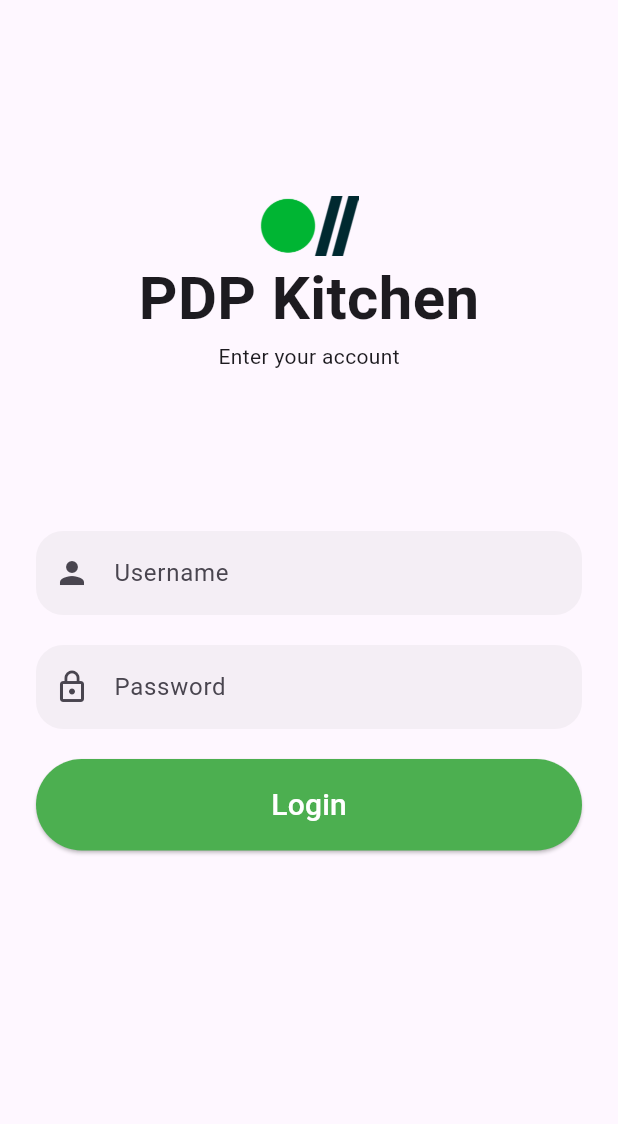
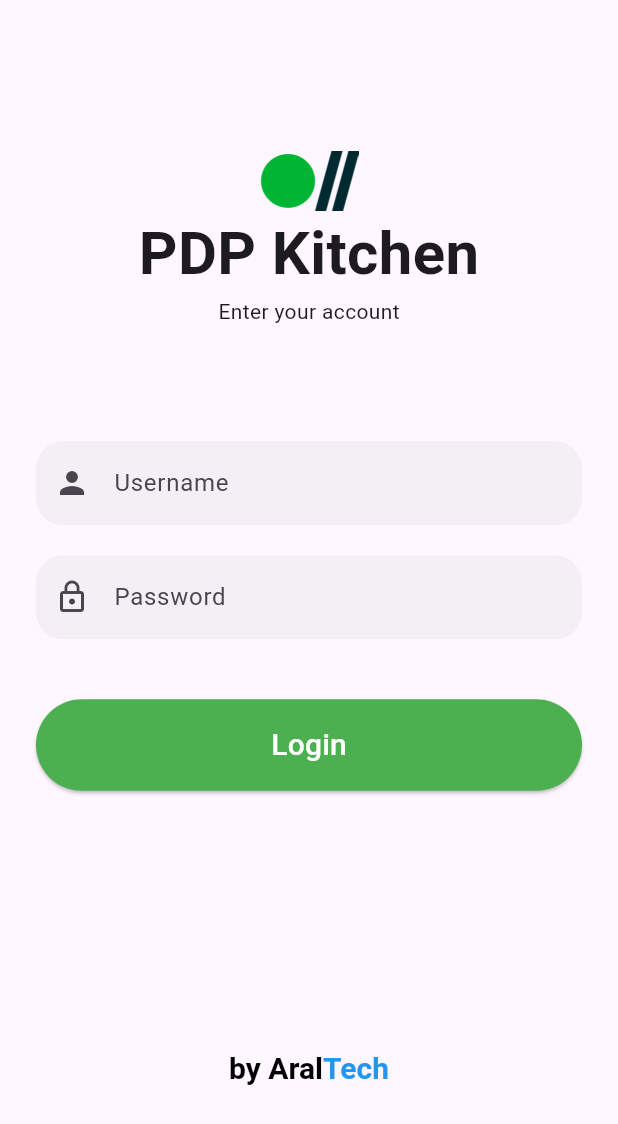
Before and after one commit to yelmuratov/pdp_kitchen, a Flutter app: the screen it shows after launch, on a phone screen of 412 x 824 dp. Shown: the top 1124 px of the screen. Run offline on Flutter 3.47's test engine with Material 3 defaults, Android fonts, the light colour scheme and no system bars; our stand-ins replace qr_flutter, shared_preferences.

Commit message:
Team name added successfully

```diff
--- a/lib/pages/login_page.dart
+++ b/lib/pages/login_page.dart
@@ -62,7 +62,7 @@ class _LoginPageState extends State<LoginPage> {
                     ),
                     obscureText: true,
                   ),
-                  const SizedBox(height: 20),
+                  const SizedBox(height: 40),
                   ElevatedButton(
                     onPressed: isLoading ? null : _handleLogin,
                     style: ElevatedButton.styleFrom(
@@ -83,6 +83,7 @@ class _LoginPageState extends State<LoginPage> {
                 ],
               ),
               const SizedBox(height: 20),
+              _Footer()
             ],
           ),
         ),
@@ -132,3 +133,25 @@ class _LoginPageState extends State<LoginPage> {
     );
   }
 }
+
+Widget _Footer() {
+    return Container(
+        child: Center(
+          child: RichText(
+            text: TextSpan(
+              style: TextStyle(fontSize: 20),
+              children: <TextSpan>[
+                TextSpan(
+                  text: 'by Aral',
+                  style: TextStyle(color: Colors.black,fontWeight: FontWeight.bold),
+                ),
+                TextSpan(
+                  text: 'Tech',
+                  style: TextStyle(color: Colors.blue,fontWeight: FontWeight.bold),
+                ),
+              ],
+            ),
+          ),
+        ),
+      );
+  }
```
Also changed, not shown: 1 other file.
